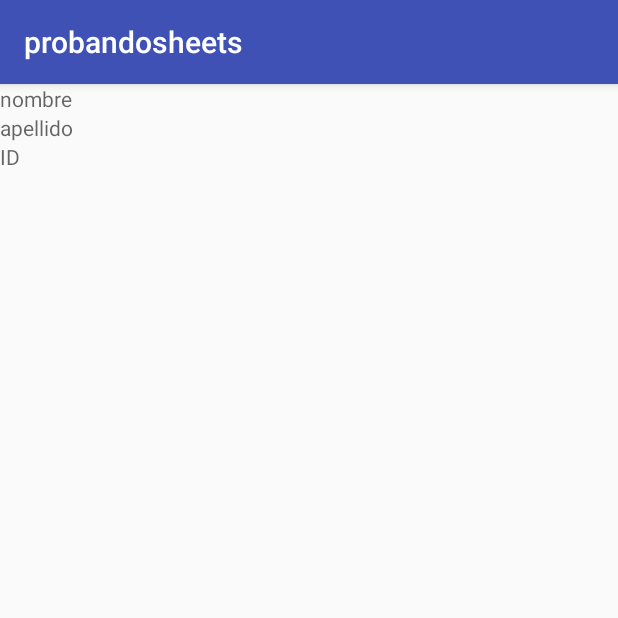
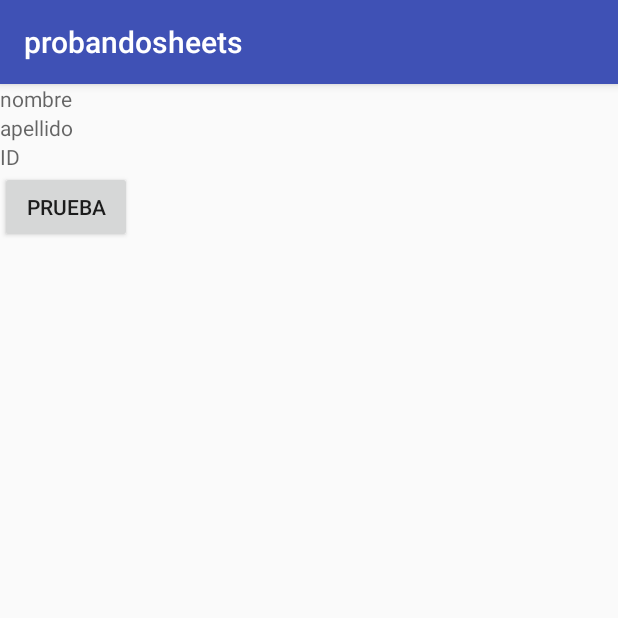
Before and after one commit to 111Rosario2018/probandosheets, an Android app: the screen it shows after launch (MainActivity), on a phone screen of 412 x 824 dp, the top half of it. Run offline under Robolectric (Android 15) with nearby library versions, the phone set to English and light mode, and no system bars; our stand-ins replace Volley.

Commit message:
Se agregó botón

```diff
--- a/app/src/main/java/com/example/lino_/probandosheets/MainActivity.java
+++ b/app/src/main/java/com/example/lino_/probandosheets/MainActivity.java
@@ -5,6 +5,8 @@ import android.content.Intent;
 import android.support.v7.app.AppCompatActivity;
 import android.os.Bundle;
 import android.util.Log;
+import android.view.View;
+import android.widget.Button;
 import android.widget.TextView;
 import android.widget.Toast;
 
@@ -35,6 +37,7 @@ public class MainActivity extends AppCompatActivity implements Response.Listener
     TextView txt_nombre;
     TextView txt_apellido;
     TextView txt_id;
+    Button btn_prueba;
 
     String SPREAD_SHEET_ID;
     String urlscriptlectura;
@@ -47,11 +50,14 @@ public class MainActivity extends AppCompatActivity implements Response.Listener
         txt_nombre=findViewById(R.id.txt_nombre);
         txt_apellido=findViewById(R.id.txt_apellido);
         txt_id=findViewById(R.id.txt_id);
+        btn_prueba=findViewById(R.id.btn_prueba);
+
 
         SPREAD_SHEET_ID= "1gYHj7yLh6ioC1W1t0IngaxtIkV2S35euJAwAJ0mQLwY";
         urlscriptlectura="https://script.google.com/macros/s/AKfycbye1OqkVZ7dhXoH8TeB-wvRcGOeURFTHSbpRIMU755U_rJkmLk/exec?spreadsheetId="+SPREAD_SHEET_ID+"&sheet";
         urlscriptescritura="https://script.google.com/macros/s/AKfycbwK7r70VhTpV2i8LzpoDIzbW6th3VohMDtjW7kIMMywjVKbkJBY/exec?spreadsheetId="+SPREAD_SHEET_ID+"&sheet";
-        tomardatos();
+
+        //tomardatos();
         //addItemToSheet();
     }
 
@@ -114,9 +120,16 @@ public class MainActivity extends AppCompatActivity implements Response.Listener
 
     ///////////////////////////////////////////////////////////
 
+    public  void onclick(View v){
+
+        tomardatos();
+
+    }
+
+
     void tomardatos(){
         RequestQueue queue= Volley.newRequestQueue(this);
-        JsonArrayRequest jsonArrayRequest=new JsonArrayRequest(Request.Method.GET, urlscriptescritura,null, this,this );
+        JsonArrayRequest jsonArrayRequest=new JsonArrayRequest(Request.Method.GET, urlscriptlectura,null, this,this );
         queue.add(jsonArrayRequest);
     }
 
--- a/app/src/main/res/layout/activity_main.xml
+++ b/app/src/main/res/layout/activity_main.xml
@@ -25,4 +25,11 @@
         android:layout_width="wrap_content"
         android:layout_height="wrap_content" />
 
+    <Button
+        android:id="@+id/btn_prueba"
+        android:text="prueba"
+        android:onClick="onclick"
+        android:layout_width="wrap_content"
+        android:layout_height="wrap_content" />
+
 </LinearLayout>
```
